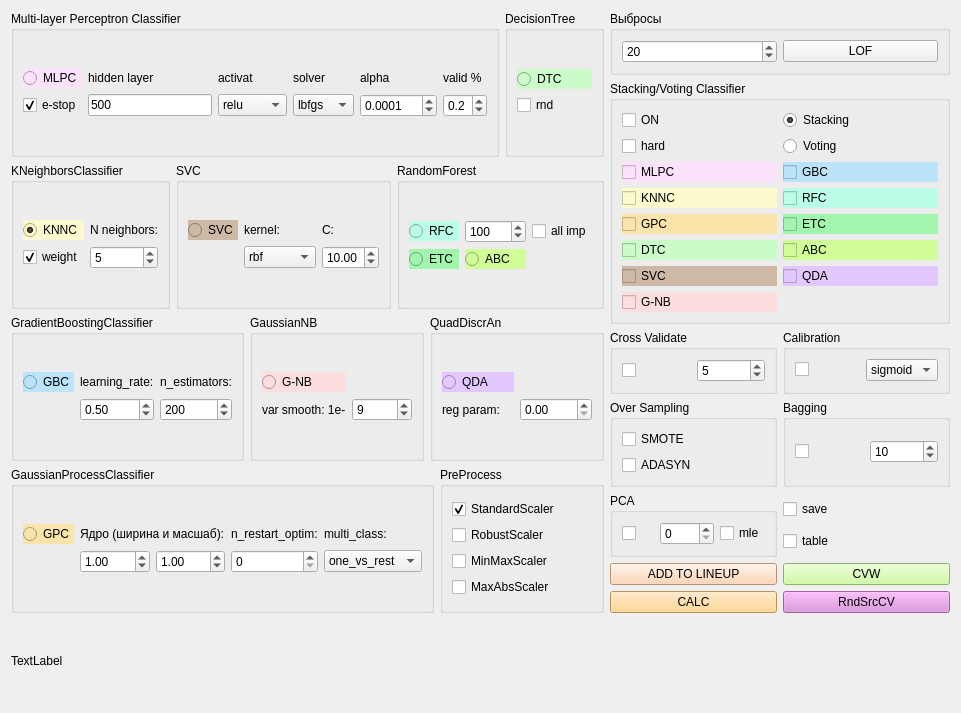
The window that qt/classifier_form.ui (idergunoff/geovel_1.0) describes before a commit, drawn with Qt 5.
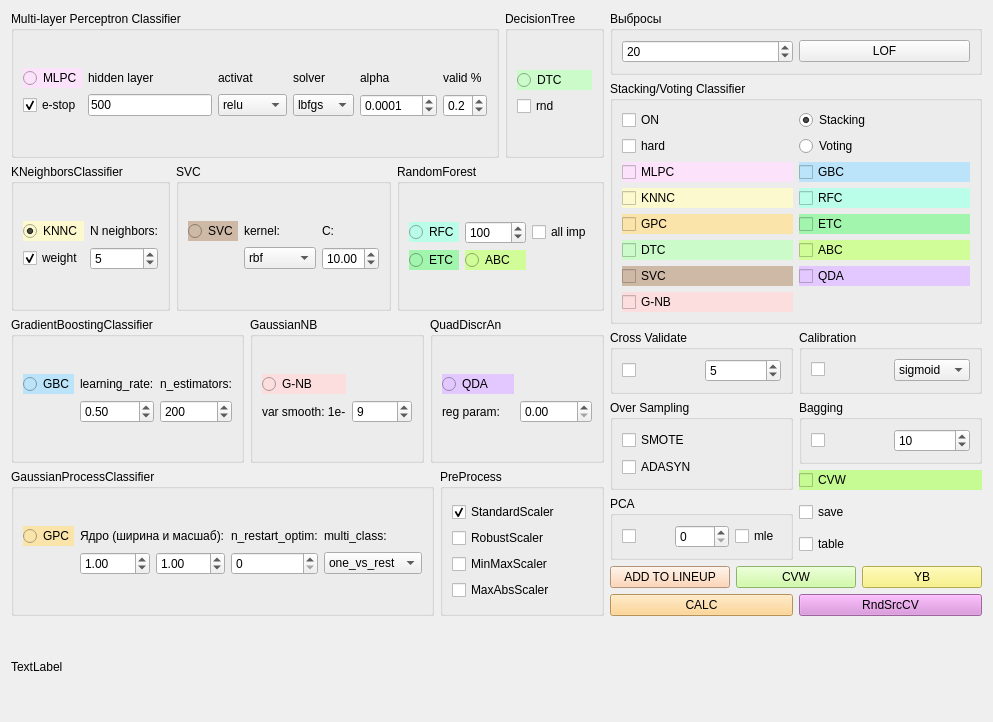
The same window after the commit.

Commit message: classifier separeted by well

The edit to the form file:
```diff
--- a/qt/classifier_form.ui
+++ b/qt/classifier_form.ui
@@ -6,14 +6,16 @@
    <rect>
     <x>0</x>
     <y>0</y>
-    <width>961</width>
-    <height>713</height>
+    <width>993</width>
+    <height>722</height>
    </rect>
   </property>
   <property name="windowTitle">
    <string>Classifier</string>
   </property>
-  <layout class="QGridLayout" name="gridLayout_38">
+  <layout class="QGridLayout" name="gridLayout_41">
+   <item row="0" column="0">
+    <layout class="QGridLayout" name="gridLayout_40">
    <item row="0" column="0">
     <layout class="QGridLayout" name="gridLayout_37">
      <item row="0" column="0" colspan="2">
@@ -869,8 +871,8 @@
     </layout>
    </item>
    <item row="0" column="1">
-    <layout class="QGridLayout" name="gridLayout_35">
-     <item row="0" column="0" colspan="2">
+      <layout class="QGridLayout" name="gridLayout_39">
+       <item row="0" column="0">
       <widget class="QGroupBox" name="groupBox_12">
        <property name="title">
         <string>Выбросы</string>
@@ -899,7 +901,7 @@
        </layout>
       </widget>
      </item>
-     <item row="1" column="0" colspan="2">
+       <item row="1" column="0">
       <widget class="QGroupBox" name="groupBox_5">
        <property name="title">
         <string>Stacking/Voting Classifier</string>
@@ -1086,9 +1088,72 @@
        </layout>
       </widget>
      </item>
-     <item row="3" column="0" colspan="2">
+       <item row="2" column="0">
+        <layout class="QGridLayout" name="gridLayout_18">
+         <item row="0" column="0">
+          <widget class="QGroupBox" name="groupBox_9">
+           <property name="toolTip">
+            <string>Cross Validate by Well</string>
+           </property>
+           <property name="title">
+            <string>Cross Validate</string>
+           </property>
+           <layout class="QGridLayout" name="gridLayout_9">
+            <item row="0" column="0">
+             <widget class="QCheckBox" name="checkBox_cross_val">
+              <property name="text">
+               <string/>
+              </property>
+             </widget>
+            </item>
+            <item row="0" column="1">
+             <widget class="QSpinBox" name="spinBox_n_cross_val">
+              <property name="minimum">
+               <number>2</number>
+              </property>
+              <property name="value">
+               <number>5</number>
+              </property>
+             </widget>
+            </item>
+           </layout>
+          </widget>
+         </item>
+         <item row="0" column="1">
+          <widget class="QGroupBox" name="groupBox_15">
+           <property name="title">
+            <string>Calibration</string>
+           </property>
+           <layout class="QGridLayout" name="gridLayout_5">
+            <item row="0" column="0">
+             <widget class="QCheckBox" name="checkBox_calibr">
+              <property name="text">
+               <string/>
+              </property>
+             </widget>
+            </item>
+            <item row="0" column="1">
+             <widget class="QComboBox" name="comboBox_calibr_method">
+              <item>
+               <property name="text">
+                <string>sigmoid</string>
+               </property>
+              </item>
+              <item>
+               <property name="text">
+                <string>isotonic</string>
+               </property>
+              </item>
+             </widget>
+            </item>
+           </layout>
+          </widget>
+         </item>
+        </layout>
+       </item>
+       <item row="3" column="0">
       <layout class="QGridLayout" name="gridLayout_34">
-       <item row="0" column="0">
+         <item row="0" column="0" rowspan="2">
         <widget class="QGroupBox" name="groupBox_14">
          <property name="title">
           <string>Over Sampling</string>
@@ -1140,9 +1205,108 @@
          </layout>
         </widget>
        </item>
-      </layout>
-     </item>
-     <item row="6" column="0" colspan="2">
+         <item row="1" column="1">
+          <widget class="QCheckBox" name="checkBox_cvw">
+           <property name="styleSheet">
+            <string notr="true">background-color: rgb(198, 250, 146);</string>
+           </property>
+           <property name="text">
+            <string>CVW</string>
+           </property>
+          </widget>
+         </item>
+        </layout>
+       </item>
+       <item row="4" column="0">
+        <layout class="QGridLayout" name="gridLayout_38">
+         <item row="0" column="0">
+          <widget class="QGroupBox" name="groupBox_11">
+           <property name="title">
+            <string>PCA</string>
+           </property>
+           <layout class="QGridLayout" name="gridLayout_8">
+            <item row="0" column="1">
+             <widget class="QSpinBox" name="spinBox_pca">
+              <property name="maximum">
+               <number>1000</number>
+              </property>
+             </widget>
+            </item>
+            <item row="0" column="0">
+             <widget class="QCheckBox" name="checkBox_pca">
+              <property name="text">
+               <string/>
+              </property>
+             </widget>
+            </item>
+            <item row="0" column="2">
+             <widget class="QCheckBox" name="checkBox_pca_mle">
+              <property name="text">
+               <string>mle</string>
+              </property>
+             </widget>
+            </item>
+           </layout>
+          </widget>
+         </item>
+         <item row="0" column="1">
+          <layout class="QGridLayout" name="gridLayout_33">
+           <item row="0" column="0">
+            <widget class="QCheckBox" name="checkBox_save_model">
+             <property name="text">
+              <string>save</string>
+             </property>
+            </widget>
+           </item>
+           <item row="1" column="0">
+            <widget class="QCheckBox" name="checkBox_save_table">
+             <property name="text">
+              <string>table</string>
+             </property>
+            </widget>
+           </item>
+          </layout>
+         </item>
+        </layout>
+       </item>
+       <item row="5" column="0">
+        <layout class="QGridLayout" name="gridLayout_35" columnstretch="0,0,0">
+         <item row="0" column="1">
+          <widget class="QPushButton" name="pushButton_cvw">
+           <property name="toolTip">
+            <string>Cross Validate by Well</string>
+           </property>
+           <property name="styleSheet">
+            <string notr="true">background-color: rgb(198, 250, 146);</string>
+           </property>
+           <property name="text">
+            <string>CVW</string>
+           </property>
+          </widget>
+         </item>
+         <item row="0" column="0">
+          <widget class="QPushButton" name="pushButton_add_to_lineup">
+           <property name="styleSheet">
+            <string notr="true">background-color: rgb(252, 204, 165);</string>
+           </property>
+           <property name="text">
+            <string>ADD TO LINEUP</string>
+           </property>
+          </widget>
+         </item>
+         <item row="0" column="2">
+          <widget class="QPushButton" name="pushButton_yellow_brick">
+           <property name="styleSheet">
+            <string notr="true">background-color: rgb(249, 240, 107);</string>
+           </property>
+           <property name="text">
+            <string>YB</string>
+           </property>
+          </widget>
+         </item>
+        </layout>
+       </item>
+       <item row="6" column="0">
       <layout class="QGridLayout" name="gridLayout_10">
        <item row="0" column="0">
         <widget class="QPushButton" name="pushButton_calc">
@@ -1178,140 +1342,8 @@
        </item>
       </layout>
      </item>
-     <item row="4" column="1">
-      <layout class="QGridLayout" name="gridLayout_33">
-       <item row="0" column="0">
-        <widget class="QCheckBox" name="checkBox_save_model">
-         <property name="text">
-          <string>save</string>
-         </property>
-        </widget>
-       </item>
-       <item row="1" column="0">
-        <widget class="QCheckBox" name="checkBox_save_table">
-         <property name="text">
-          <string>table</string>
-         </property>
-        </widget>
-       </item>
       </layout>
      </item>
-     <item row="2" column="0" colspan="2">
-      <layout class="QGridLayout" name="gridLayout_18">
-       <item row="0" column="0">
-        <widget class="QGroupBox" name="groupBox_9">
-         <property name="toolTip">
-          <string>Cross Validate by Well</string>
-         </property>
-         <property name="title">
-          <string>Cross Validate</string>
-         </property>
-         <layout class="QGridLayout" name="gridLayout_9">
-          <item row="0" column="0">
-           <widget class="QCheckBox" name="checkBox_cross_val">
-            <property name="text">
-             <string/>
-            </property>
-           </widget>
-          </item>
-          <item row="0" column="1">
-           <widget class="QSpinBox" name="spinBox_n_cross_val">
-            <property name="minimum">
-             <number>2</number>
-            </property>
-            <property name="value">
-             <number>5</number>
-            </property>
-           </widget>
-          </item>
-         </layout>
-        </widget>
-       </item>
-       <item row="0" column="1">
-        <widget class="QGroupBox" name="groupBox_15">
-         <property name="title">
-          <string>Calibration</string>
-         </property>
-         <layout class="QGridLayout" name="gridLayout_5">
-          <item row="0" column="0">
-           <widget class="QCheckBox" name="checkBox_calibr">
-            <property name="text">
-             <string/>
-            </property>
-           </widget>
-          </item>
-          <item row="0" column="1">
-           <widget class="QComboBox" name="comboBox_calibr_method">
-            <item>
-             <property name="text">
-              <string>sigmoid</string>
-             </property>
-            </item>
-            <item>
-             <property name="text">
-              <string>isotonic</string>
-             </property>
-            </item>
-           </widget>
-          </item>
-         </layout>
-        </widget>
-       </item>
-      </layout>
-     </item>
-     <item row="4" column="0">
-      <widget class="QGroupBox" name="groupBox_11">
-       <property name="title">
-        <string>PCA</string>
-       </property>
-       <layout class="QGridLayout" name="gridLayout_8">
-        <item row="0" column="1">
-         <widget class="QSpinBox" name="spinBox_pca">
-          <property name="maximum">
-           <number>1000</number>
-          </property>
-         </widget>
-        </item>
-        <item row="0" column="0">
-         <widget class="QCheckBox" name="checkBox_pca">
-          <property name="text">
-           <string/>
-          </property>
-         </widget>
-        </item>
-        <item row="0" column="2">
-         <widget class="QCheckBox" name="checkBox_pca_mle">
-          <property name="text">
-           <string>mle</string>
-          </property>
-         </widget>
-        </item>
-       </layout>
-      </widget>
-     </item>
-     <item row="5" column="0">
-      <widget class="QPushButton" name="pushButton_add_to_lineup">
-       <property name="styleSheet">
-        <string notr="true">background-color: rgb(252, 204, 165);</string>
-       </property>
-       <property name="text">
-        <string>ADD TO LINEUP</string>
-       </property>
-      </widget>
-     </item>
-     <item row="5" column="1">
-      <widget class="QPushButton" name="pushButton_cvw">
-       <property name="toolTip">
-        <string>Cross Validate by Well</string>
-       </property>
-       <property name="styleSheet">
-        <string notr="true">background-color: rgb(198, 250, 146);</string>
-       </property>
-       <property name="text">
-        <string>CVW</string>
-       </property>
-      </widget>
-     </item>
     </layout>
    </item>
    <item row="1" column="0">
```
Lines whose indentation alone changed are shown as unchanged. The commit also changes 8 other files.
